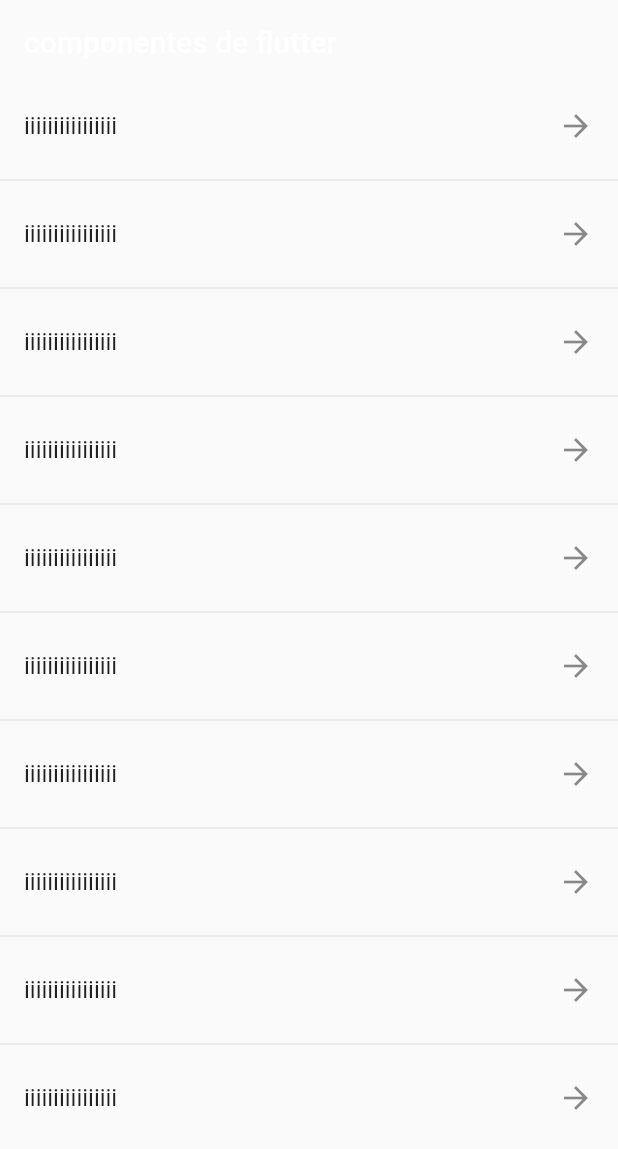
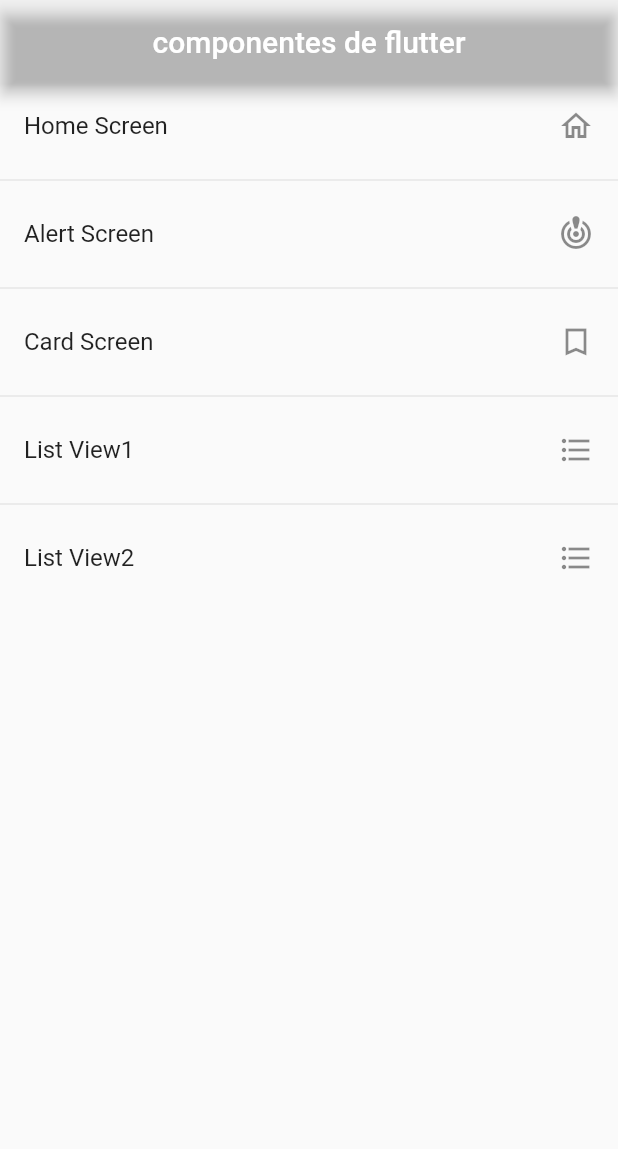
Before and after one commit to JonathanQuezada01/Flutter_componentes, a Flutter app: the screen it shows after launch, on a phone screen of 412 x 824 dp. Shown: the top 1149 px of the screen. Run offline on Flutter 3.47's test engine with Material 2 defaults, Android fonts, the phone set to English and light mode, and no system bars.

Commit message:
Creacion de las rutas a otras pantallas modificadas en AppRoute
Co-authored-by: JONATHAN ISAAC QUEZADA ANGUIANO <a21110178@live.ceti.mx>

```diff
--- a/lib/main.dart
+++ b/lib/main.dart
@@ -1,6 +1,6 @@
 import 'package:flutter/material.dart';
 
-import 'screens/screens.dart';
+import 'routes/app_routes.dart';
 
 void main() => runApp(const MyApp());
 
@@ -12,14 +12,11 @@ class MyApp extends StatelessWidget {
     return MaterialApp(
       debugShowCheckedModeBanner: false,
       title: 'Material app',
-      initialRoute: 'home',
-      routes: {
-        'alert': (BuildContext context) => const AlertScreen(),
-        'card': (BuildContext context) => const CardScreen(),
-        'home': (BuildContext context) => const HomeScreen(),
-        'listView1': (BuildContext context) => const ListView1Screen(),
-        'listView2': (BuildContext context) => const ListView2Screen(),
-      },
+      initialRoute: AppRoutes.initialRoute,
+      routes: AppRoutes.getAppRoutes(),
+      onGenerateRoute: AppRoutes
+          .onGenerateRoute, //Se debe de poner el nombre de la función creada en la ruta 404}
+      theme: ThemeData.light().copyWith(),
     );
   }
 }
--- /dev/null
+++ b/lib/models/menu_option.dart
@@ -0,0 +1,16 @@
+import 'package:flutter/material.dart' show IconData, Widget;
+
+//Opciones de la lista que se encuentra en ListTitle de HomeScreen
+class MenuOption {
+  final String route;
+  final IconData icon;
+  final String name;
+  final Widget screen;
+
+  //funcion que recibe los argumentos necesarios del constructor  MenuOption
+  MenuOption(
+      {required this.icon,
+      required this.name,
+      required this.screen,
+      required this.route});
+}
--- /dev/null
+++ b/lib/models/models.dart
@@ -0,0 +1 @@
+export 'package:componentes/models/models.dart';
--- /dev/null
+++ b/lib/routes/app_routes.dart
@@ -0,0 +1,60 @@
+import 'package:componentes/models/menu_option.dart';
+import 'package:flutter/material.dart';
+
+import 'package:componentes/screens/screens.dart';
+
+class AppRoutes {
+  static const initialRoute = 'home';
+
+  //Creacion de las rutas de las opciones del menu (argumentos)
+  static final menuOptions = <MenuOption>[
+    MenuOption(
+        route: 'home',
+        name: 'Home Screen',
+        screen: const HomeScreen(),
+        icon: Icons.home_outlined),
+    MenuOption(
+        route: 'alert',
+        name: 'Alert Screen',
+        screen: const AlertScreen(),
+        icon: Icons.crisis_alert_outlined),
+    MenuOption(
+        route: 'card',
+        name: 'Card Screen',
+        screen: const CardScreen(),
+        icon: Icons.bookmark_outline_sharp),
+    MenuOption(
+        route: 'listView1',
+        name: 'List View1',
+        screen: const ListView1Screen(),
+        icon: Icons.format_list_bulleted),
+    MenuOption(
+        route: 'listView2',
+        name: 'List View2',
+        screen: const ListView2Screen(),
+        icon: Icons.format_list_bulleted),
+  ];
+
+  static Map<String, Widget Function(BuildContext)> getAppRoutes() {
+    Map<String, Widget Function(BuildContext)> appRoutes = {};
+    for (final option in menuOptions) {
+      appRoutes.addAll({option.route: (BuildContext context) => option.screen});
+    }
+    return appRoutes;
+  }
+
+  // static Map<String, Widget Function(BuildContext)> routes = {
+  //   'alert': (BuildContext context) => const AlertScreen(),
+  //   'card': (BuildContext context) => const CardScreen(),
+  //   'home': (BuildContext context) => const HomeScreen(),
+  //   'listView1': (BuildContext context) => const ListView1Screen(),
+  //   'listView2': (BuildContext context) => const ListView2Screen(),
+  // };
+
+  //La famosa ruta 404
+  static Route<dynamic> onGenerateRoute(settings) {
+    return MaterialPageRoute(
+      builder: (context) => const AlertScreen(),
+    );
+  }
+}
--- a/lib/screens/alert_screen.dart
+++ b/lib/screens/alert_screen.dart
@@ -5,8 +5,11 @@ class AlertScreen extends StatelessWidget {
 
   @override
   Widget build(BuildContext context) {
-    return const Scaffold(
-      body: Center(
+    return Scaffold(
+      appBar: AppBar(
+        title: const Text('AlertScreen'),
+      ),
+      body: const Center(
         child: Text('AlertScreen'),
       ),
     );
--- a/lib/screens/home_screen.dart
+++ b/lib/screens/home_screen.dart
@@ -1,27 +1,36 @@
 import 'package:componentes/styles/styles.dart';
 import 'package:flutter/material.dart';
+import 'package:componentes/routes/app_routes.dart';
 
 class HomeScreen extends StatelessWidget {
   const HomeScreen({Key? key}) : super(key: key);
 
   @override
   Widget build(BuildContext context) {
+    // ignore: non_constant_identifier_names
+    final MenuOptions = AppRoutes.menuOptions;
     return Scaffold(
         appBar: AppBar(
-          title: const Text('componentes de flutter'),
-          backgroundColor: colorTema,
-          elevation: 0,
-        ),
+            centerTitle: true,
+            title: const Text('componentes de flutter'),
+            backgroundColor: colorTema),
         body: ListView.separated(
-            itemCount: 10,
+            itemCount: AppRoutes.menuOptions.length,
             separatorBuilder: (context, index) => const Divider(),
             itemBuilder: (context, index) {
               return ListTile(
-                title: Text('iiiiiiiiiiiiiiii'),
-                trailing: const Icon(Icons.arrow_forward),
+                title: Text(MenuOptions[index].name),
+                trailing: Icon(MenuOptions[index].icon),
                 selectedColor: colorTema,
                 onTap: () {
-                  print('object');
+                  // final route = MaterialPageRoute(
+                  //     builder: (context) => const ListView2Screen());
+                  // Navigator.pushReplacement(context, route);
+
+                  Navigator.pushNamed(
+                      context,
+                      MenuOptions[index]
+                          .route); //Para esta navegación se usa el nombre asignado a la ruta
                 },
               );
             }));
```
